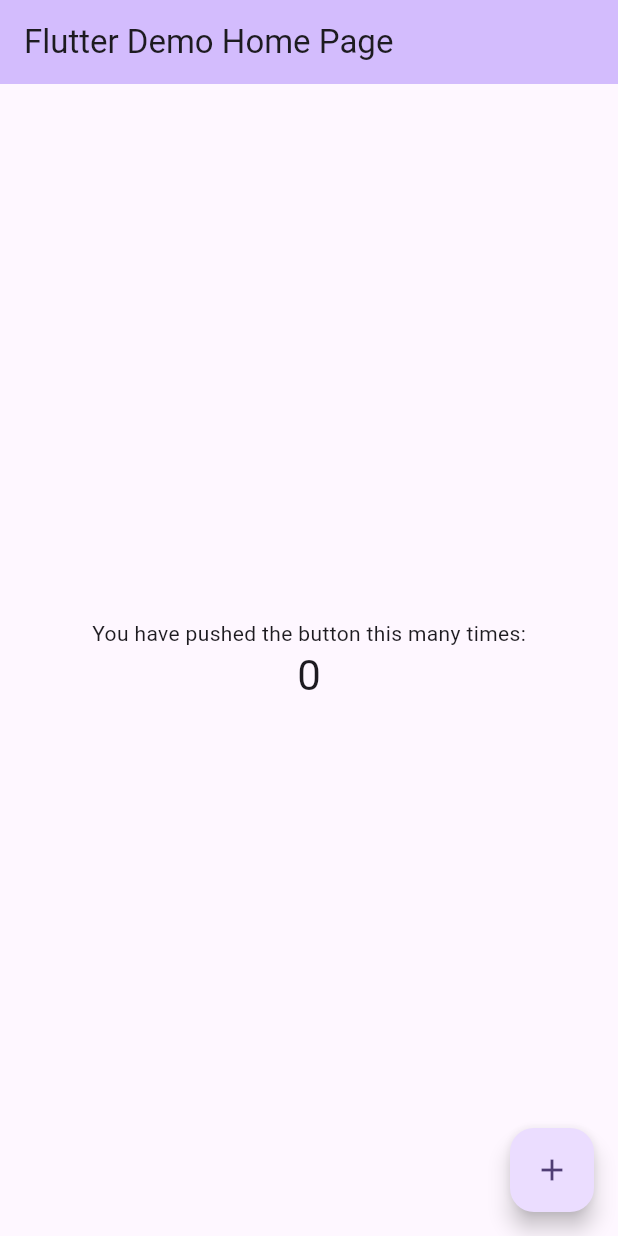
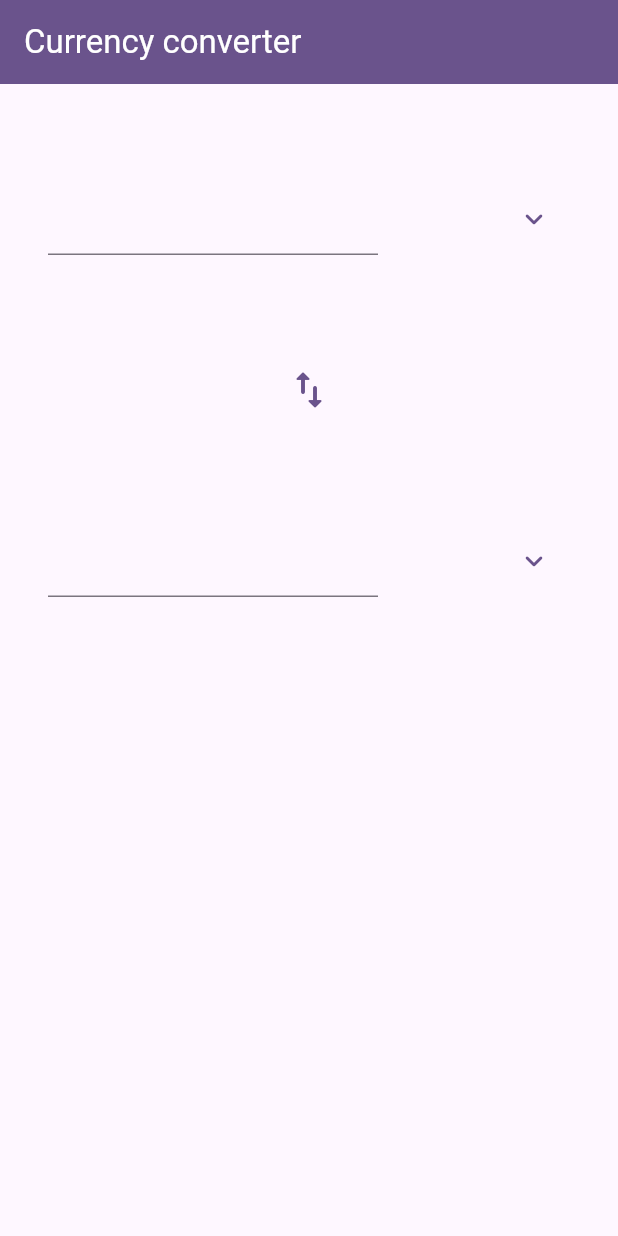
Before and after one commit to MaxSKuzin/sandbox_test_app, a Flutter app: the screen it shows after launch, on a phone screen of 412 x 824 dp. Run offline on Flutter 3.47's test engine with Material 2 defaults, Android fonts, the phone set to English and light mode, and no system bars; our stand-ins replace bloc, dio, envied, flutter_bloc, freezed_annotation, gap and 6 more; generated files the repository leaves out were written again.

Commit message:
feat(currency-selection): Added presentation for currency selection

```diff
--- a/lib/domain/cubits/available_currencies_cubit/available_currencies_cubit.dart
+++ b/lib/domain/cubits/available_currencies_cubit/available_currencies_cubit.dart
@@ -19,7 +19,9 @@ class AvailableCurrenciesCubit extends Cubit<AvailableCurrenciesState> {
 
   Future<void> loadCurrencies() async {
     try {
-      emit(const AvailableCurrenciesState.loading());
+      if (state is! _Ready) {
+        emit(const AvailableCurrenciesState.loading());
+      }
       final currencies = await _currenciesRepository.getCurrencies();
       emit(AvailableCurrenciesState.ready(currencies));
     } catch (err, st) {
--- a/lib/main.dart
+++ b/lib/main.dart
@@ -1,6 +1,6 @@
 import 'package:flutter/material.dart';
+import 'package:test_app/presentation/main_screen/main_screen.dart';
 
-import 'data/service/currencies_service.dart';
 import 'injection.dart';
 
 void main() async {
@@ -17,57 +17,12 @@ class MyApp extends StatelessWidget {
     return MaterialApp(
       title: 'Flutter Demo',
       theme: ThemeData(
-        colorScheme: ColorScheme.fromSeed(seedColor: Colors.deepPurple),
+        colorScheme: ColorScheme.fromSeed(
+          seedColor: Colors.purple[900]!,
+        ),
         useMaterial3: true,
       ),
-      home: const MyHomePage(title: 'Flutter Demo Home Page'),
+      home: const MainScreen(),
     );
   }
 }
-
-class MyHomePage extends StatefulWidget {
-  const MyHomePage({super.key, required this.title});
-
-  final String title;
-
-  @override
-  State<MyHomePage> createState() => _MyHomePageState();
-}
-
-class _MyHomePageState extends State<MyHomePage> {
-  final int _counter = 0;
-
-  Future<void> _incrementCounter() async {
-    final data = await getIt.get<CurrenciesService>().getAvailableCurrencies();
-    print(data);
-  }
-
-  @override
-  Widget build(BuildContext context) {
-    return Scaffold(
-      appBar: AppBar(
-        backgroundColor: Theme.of(context).colorScheme.inversePrimary,
-        title: Text(widget.title),
-      ),
-      body: Center(
-        child: Column(
-          mainAxisAlignment: MainAxisAlignment.center,
-          children: <Widget>[
-            const Text(
-              'You have pushed the button this many times:',
-            ),
-            Text(
-              '$_counter',
-              style: Theme.of(context).textTheme.headlineMedium,
-            ),
-          ],
-        ),
-      ),
-      floatingActionButton: FloatingActionButton(
-        onPressed: _incrementCounter,
-        tooltip: 'Increment',
-        child: const Icon(Icons.add),
-      ),
-    );
-  }
-}
--- /dev/null
+++ b/lib/presentation/main_screen/main_screen.dart
@@ -0,0 +1,72 @@
+import 'package:flutter/material.dart';
+import 'package:flutter_bloc/flutter_bloc.dart';
+
+import 'widgets/currency_input.dart';
+import '../../domain/cubits/available_currencies_cubit/available_currencies_cubit.dart';
+import '../../domain/models/currency_symbol/currency_symbol.dart';
+import '../../injection.dart';
+
+class MainScreen extends StatefulWidget {
+  const MainScreen({super.key});
+
+  @override
+  State<MainScreen> createState() => _MainScreenState();
+}
+
+class _MainScreenState extends State<MainScreen> {
+  final _currencyTo = ValueNotifier<CurrencySymbol?>(null);
+  final _currencyFrom = ValueNotifier<CurrencySymbol?>(null);
+
+  @override
+  void dispose() {
+    _currencyTo.dispose();
+    _currencyFrom.dispose();
+
+    super.dispose();
+  }
+
+  @override
+  Widget build(BuildContext context) {
+    return BlocProvider(
+      create: (context) => getIt.get<AvailableCurrenciesCubit>(),
+      child: Scaffold(
+        appBar: AppBar(
+          backgroundColor: Theme.of(context).primaryColor,
+          title: Align(
+            alignment: Alignment.centerLeft,
+            child: Text(
+              'Currency converter',
+              style: Theme.of(context).textTheme.titleLarge?.copyWith(
+                    color: Theme.of(context).colorScheme.onPrimary,
+                  ),
+            ),
+          ),
+        ),
+        body: Padding(
+          padding: const EdgeInsets.symmetric(horizontal: 32),
+          child: Column(
+            children: [
+              Expanded(
+                child: CurrencyInput(notifier: _currencyFrom),
+              ),
+              IconButton(
+                onPressed: () {},
+                icon: Icon(
+                  Icons.swap_vert_rounded,
+                  size: 32,
+                  color: Theme.of(context).primaryColor,
+                ),
+              ),
+              Expanded(
+                child: CurrencyInput(notifier: _currencyTo),
+              ),
+              const Spacer(
+                flex: 2,
+              ),
+            ],
+          ),
+        ),
+      ),
+    );
+  }
+}
--- /dev/null
+++ b/lib/presentation/main_screen/widgets/currency_input.dart
@@ -0,0 +1,65 @@
+import 'package:flutter/material.dart';
+import 'package:flutter_bloc/flutter_bloc.dart';
+import 'package:gap/gap.dart';
+
+import '../../../domain/cubits/available_currencies_cubit/available_currencies_cubit.dart';
+import '../../../domain/models/currency_symbol/currency_symbol.dart';
+import 'available_currencies_dialog.dart';
+
+class CurrencyInput extends StatelessWidget {
+  final ValueNotifier<CurrencySymbol?> notifier;
+
+  const CurrencyInput({
+    super.key,
+    required this.notifier,
+  });
+
+  @override
+  Widget build(BuildContext context) {
+    return Row(
+      children: [
+        Expanded(
+          child: TextFormField(),
+        ),
+        const Gap(16),
+        ValueListenableBuilder<CurrencySymbol?>(
+          valueListenable: notifier,
+          builder: (context, value, child) => TextButton(
+            onPressed: () => _pickCurrency(context),
+            child: Text(
+              value?.code ?? '',
+              style: Theme.of(context).textTheme.bodyMedium?.copyWith(
+                    color: Theme.of(context).primaryColor,
+                    fontSize: 16,
+                    fontWeight: FontWeight.w700,
+                  ),
+            ),
+          ),
+        ),
+        IconButton(
+          onPressed: () => _pickCurrency(context),
+          icon: Icon(
+            Icons.keyboard_arrow_down_rounded,
+            color: Theme.of(context).primaryColor,
+          ),
+        ),
+      ],
+    );
+  }
+
+  Future<void> _pickCurrency(BuildContext context) async {
+    final bloc = context.read<AvailableCurrenciesCubit>()..loadCurrencies();
+    final selectedCurrency = await showDialog<CurrencySymbol?>(
+      context: context,
+      builder: (context) => BlocProvider.value(
+        value: bloc,
+        child: AvailableCurrenciesDialog(
+          initialCurrency: notifier.value,
+        ),
+      ),
+    );
+    if (selectedCurrency != null) {
+      notifier.value = selectedCurrency;
+    }
+  }
+}
```
Also changed, not shown: lib/presentation/main_screen/widgets/available_currencies_dialog.dart (added, +123 -0 lines).
